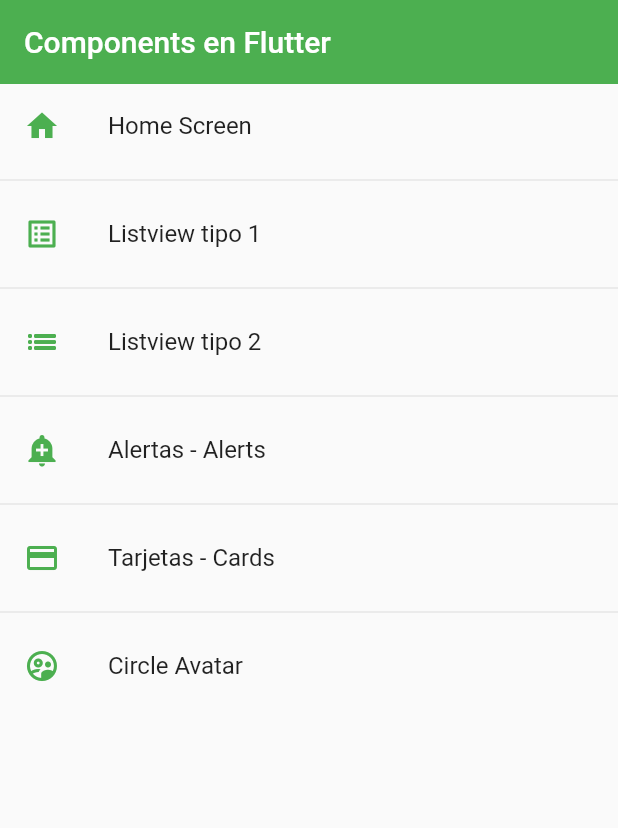
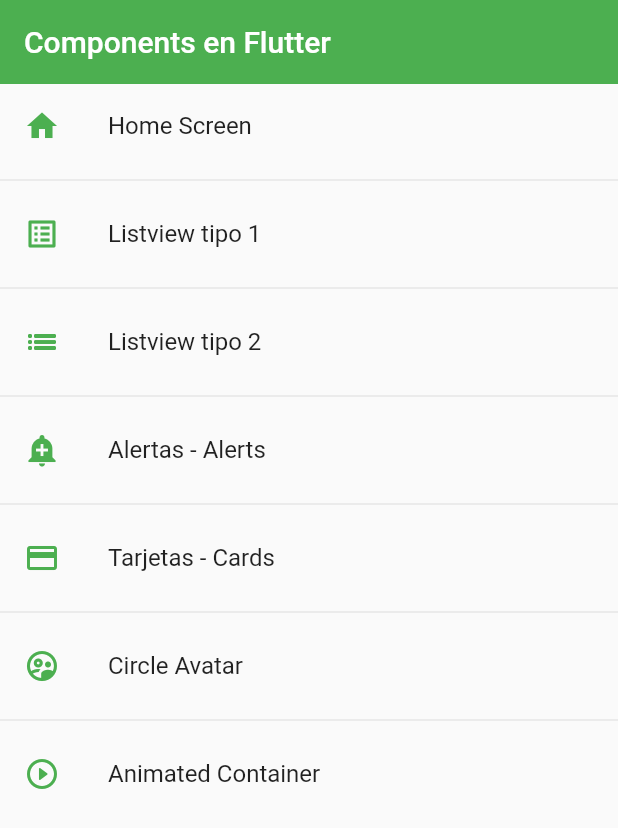
Before and after one commit to Anastasiia88Z/fl_components, a Flutter app: the screen it shows after launch, on a phone screen of 412 x 824 dp. Shown: the top 828 px of the screen. Run offline on Flutter 3.47's test engine with Material 2 defaults, Android fonts, the phone set to English and light mode, and no system bars.

Commit message:
widget container

```diff
--- a/flutter_application_1/lib/router/app_routes.dart
+++ b/flutter_application_1/lib/router/app_routes.dart
@@ -37,6 +37,11 @@ class AppRoutes {
         name: 'Circle Avatar',
         screen: const AvatarScreen(),
         icon: Icons.supervised_user_circle_outlined),
+    MenuOption(
+        route: 'animated',
+        name: 'Animated Container',
+        screen: const AnimatedScreen(),
+        icon: Icons.play_circle_outline_rounded),
   ];
 
   static Map<String, Widget Function(BuildContext)> getAppRoutes() {
--- a/flutter_application_1/lib/screens/screens.dart
+++ b/flutter_application_1/lib/screens/screens.dart
@@ -4,3 +4,4 @@ export 'package:flutter_application_1/screens/listview1_screen.dart';
 export 'package:flutter_application_1/screens/listview2_screen.dart';
 export 'package:flutter_application_1/screens/home_screen.dart';
 export 'package:flutter_application_1/screens/avatar_screen.dart';
+export 'package:flutter_application_1/screens/animated_screen.dart';
```
Also changed, not shown: flutter_application_1/lib/screens/animated_screen.dart (added, +48 -0 lines).
